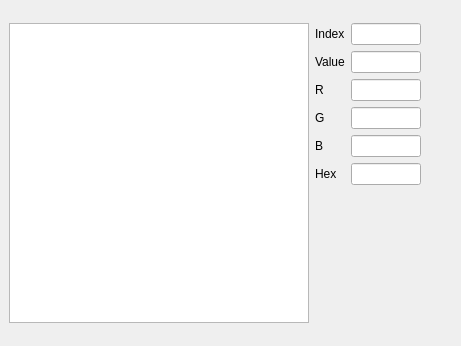
Above: ui/cgramView.ui from zoriya/ComSquare before the change. Below: the same form after it.
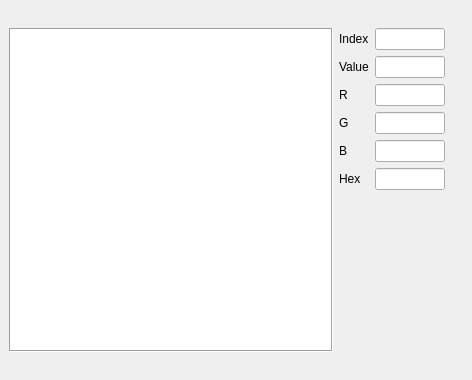
That is the form after the change. Icons and pictures are not drawn.

Commit message: cgram debugger shows the cgram with it's colors and the debugger view of the colors is fix  but the selection isn't working

The edit to the form file:
```diff
--- a/ui/cgramView.ui
+++ b/ui/cgramView.ui
@@ -6,8 +6,8 @@
    <rect>
     <x>0</x>
     <y>0</y>
-    <width>461</width>
-    <height>346</height>
+    <width>472</width>
+    <height>380</height>
    </rect>
   </property>
   <property name="windowTitle">
@@ -26,16 +26,34 @@
       </property>
       <property name="minimumSize">
        <size>
-        <width>300</width>
-        <height>300</height>
+        <width>324</width>
+        <height>324</height>
        </size>
       </property>
       <property name="maximumSize">
        <size>
-        <width>300</width>
-        <height>300</height>
+        <width>324</width>
+        <height>324</height>
        </size>
       </property>
+      <property name="autoFillBackground">
+       <bool>false</bool>
+      </property>
+      <property name="frameShape">
+       <enum>QFrame::Box</enum>
+      </property>
+      <property name="frameShadow">
+       <enum>QFrame::Sunken</enum>
+      </property>
+      <property name="autoScrollMargin">
+       <number>0</number>
+      </property>
+      <property name="editTriggers">
+       <set>QAbstractItemView::NoEditTriggers</set>
+      </property>
+      <property name="selectionMode">
+       <enum>QAbstractItemView::SingleSelection</enum>
+      </property>
       <property name="showGrid">
        <bool>true</bool>
       </property>
@@ -49,9 +67,27 @@
       <attribute name="horizontalHeaderVisible">
        <bool>false</bool>
       </attribute>
+      <attribute name="horizontalHeaderMinimumSectionSize">
+       <number>20</number>
+      </attribute>
+      <attribute name="horizontalHeaderDefaultSectionSize">
+       <number>20</number>
+      </attribute>
+      <attribute name="horizontalHeaderHighlightSections">
+       <bool>false</bool>
+      </attribute>
       <attribute name="verticalHeaderVisible">
        <bool>false</bool>
       </attribute>
+      <attribute name="verticalHeaderMinimumSectionSize">
+       <number>20</number>
+      </attribute>
+      <attribute name="verticalHeaderDefaultSectionSize">
+       <number>20</number>
+      </attribute>
+      <attribute name="verticalHeaderHighlightSections">
+       <bool>false</bool>
+      </attribute>
      </widget>
     </item>
     <item row="0" column="1">
```
Left out of the diff: 2 changed lines with no effect on the pictures. The commit also changes 1 other file.
